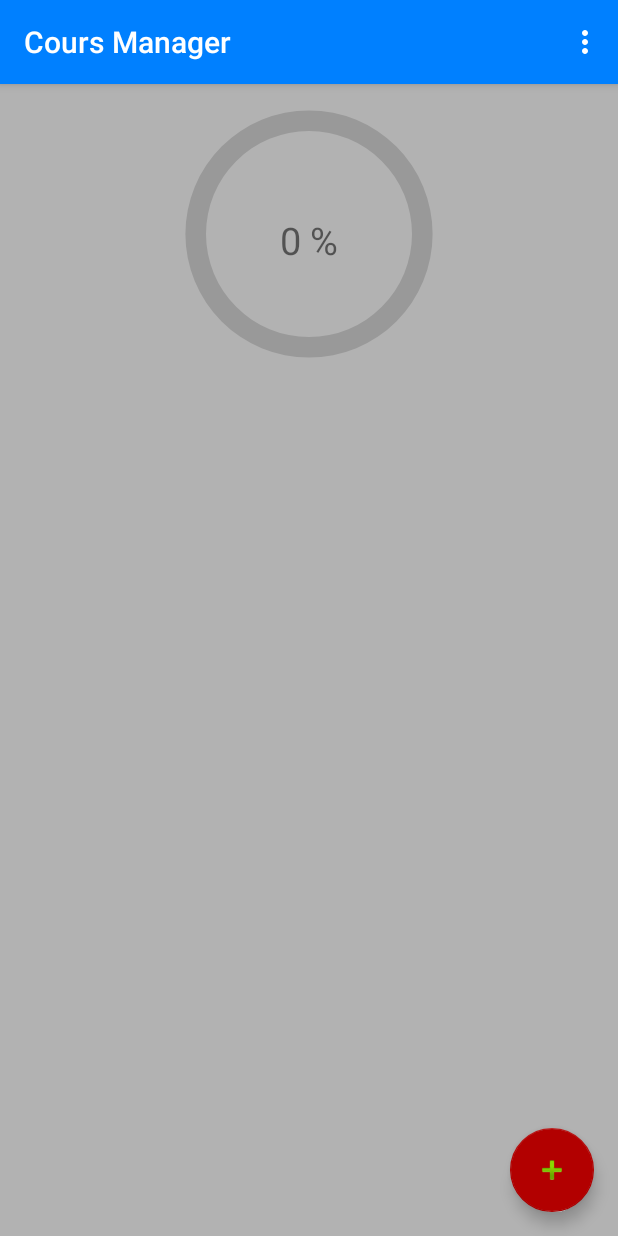
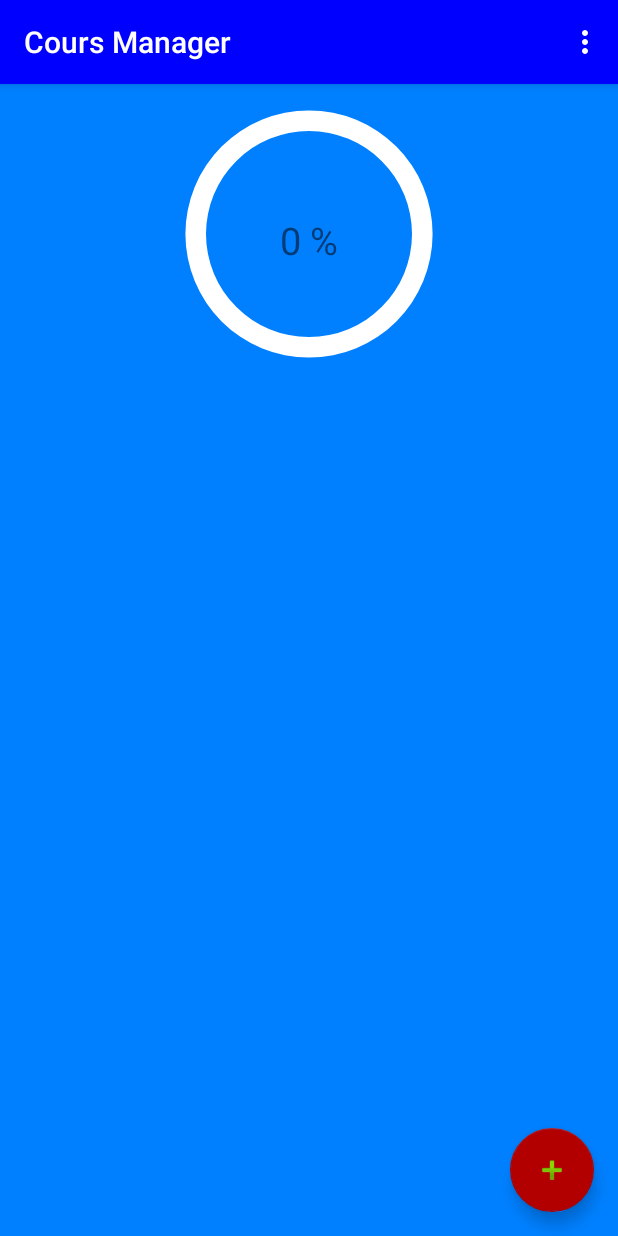
Before and after one commit to ETS-Android2/CoursManager, an Android app: the screen it shows after launch (MainActivity), on a phone screen of 412 x 824 dp. Run offline under Robolectric (Android 15) with nearby library versions, the phone set to English and light mode, and no system bars.

Commit message:
Change colors

```diff
--- a/app/src/main/res/drawable/progressbar_states.xml
+++ b/app/src/main/res/drawable/progressbar_states.xml
@@ -10,9 +10,9 @@
 
 
             <gradient
-                android:centerColor="#999999"
-                android:endColor="#999999"
-                android:startColor="#999999"
+                android:centerColor="#fff"
+                android:endColor="#fff"
+                android:startColor="#fff"
                 android:type="sweep" />
         </shape>
     </item>
--- a/app/src/main/res/layout/item_layout.xml
+++ b/app/src/main/res/layout/item_layout.xml
@@ -4,7 +4,7 @@
     xmlns:tools="http://schemas.android.com/tools"
     android:layout_width="match_parent"
     android:layout_height="match_parent"
-    android:background="#fffa">
+    android:background="#22b52a">
 
     <TextView
         android:id="@+id/textNameUE"
--- a/app/src/main/res/values/colors.xml
+++ b/app/src/main/res/values/colors.xml
@@ -1,7 +1,7 @@
 <?xml version="1.0" encoding="utf-8"?>
 <resources>
-    <color name="colorPrimary">#0080FF</color>
-    <color name="colorPrimaryDark">#0000FF</color>
+    <color name="colorPrimary">#0000FF</color>
+    <color name="colorPrimaryDark">#002766</color>
     <color name="colorAccent">#B20000</color>
-    <color name="colorBack">#B2B2B2</color>
+    <color name="colorBack">#0080FF</color>
 </resources>
```
